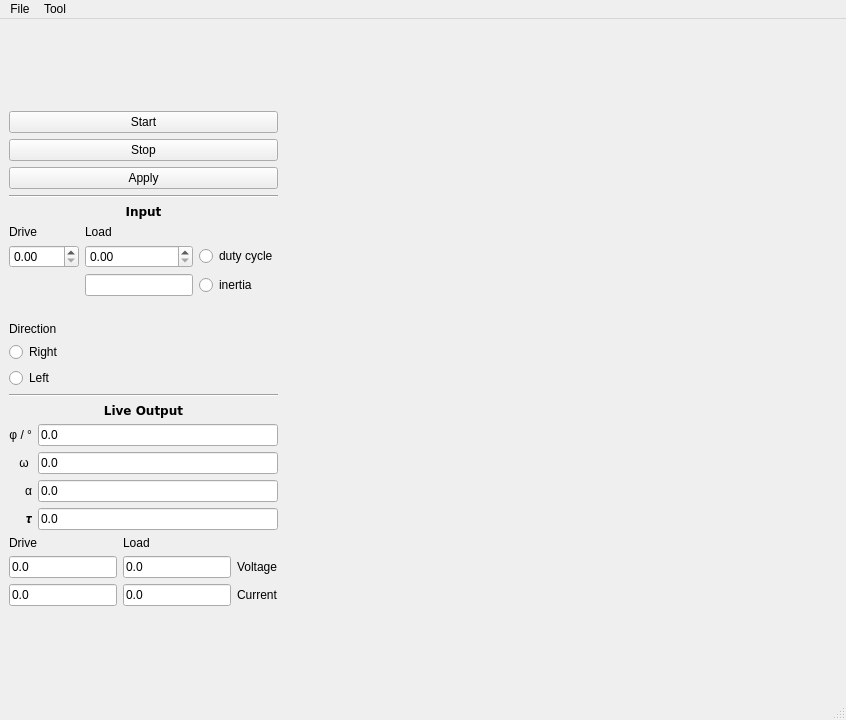
The window that mainwindow.ui (FabianTsch/labControl) describes before a commit, drawn with Qt 5.
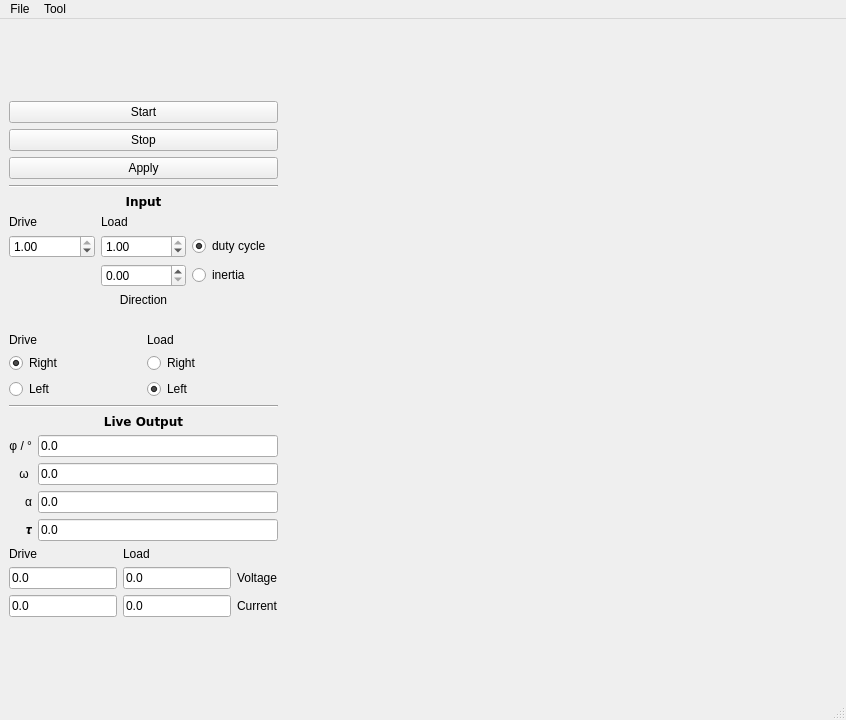
The same window after the commit.

What changed in the file:
```diff
--- a/mainwindow.ui
+++ b/mainwindow.ui
@@ -22,7 +22,7 @@
   <widget class="QWidget" name="centralwidget">
    <layout class="QHBoxLayout" name="horizontalLayout_2" stretch="0,1">
     <item>
-     <layout class="QVBoxLayout" name="verticalLayout_4" stretch="0,0,0,0,0,0,0,0,0,0,0">
+     <layout class="QVBoxLayout" name="verticalLayout_4" stretch="0,0,0,0,0,0,0,0,0,0,0,0,0">
       <property name="spacing">
        <number>6</number>
       </property>
@@ -106,18 +106,28 @@
       <item>
        <layout class="QGridLayout" name="gridLayout">
         <item row="1" column="1">
-         <widget class="QDoubleSpinBox" name="dutyCycleLoad"/>
+         <widget class="QDoubleSpinBox" name="dutyCycleLoad">
+          <property name="maximum">
+           <double>1.000000000000000</double>
+          </property>
+          <property name="singleStep">
+           <double>0.050000000000000</double>
+          </property>
+          <property name="value">
+           <double>1.000000000000000</double>
+          </property>
+         </widget>
         </item>
         <item row="1" column="0">
-         <widget class="QDoubleSpinBox" name="dutyCycleDrive"/>
-        </item>
-        <item row="2" column="1">
-         <widget class="QLineEdit" name="inertiaLoad">
-          <property name="sizePolicy">
-           <sizepolicy hsizetype="Fixed" vsizetype="Fixed">
-            <horstretch>0</horstretch>
-            <verstretch>0</verstretch>
-           </sizepolicy>
+         <widget class="QDoubleSpinBox" name="dutyCycleDrive">
+          <property name="maximum">
+           <double>1.000000000000000</double>
+          </property>
+          <property name="singleStep">
+           <double>0.050000000000000</double>
+          </property>
+          <property name="value">
+           <double>1.000000000000000</double>
           </property>
          </widget>
         </item>
@@ -139,6 +149,12 @@
           <property name="text">
            <string>duty cycle</string>
           </property>
+          <property name="checked">
+           <bool>true</bool>
+          </property>
+          <attribute name="buttonGroup">
+           <string notr="true">buttonGroup_2</string>
+          </attribute>
          </widget>
         </item>
         <item row="2" column="2">
@@ -161,32 +177,90 @@
           </property>
          </widget>
         </item>
+        <item row="2" column="1">
+         <widget class="QDoubleSpinBox" name="inertiaLoad"/>
+        </item>
        </layout>
       </item>
       <item>
-       <layout class="QVBoxLayout" name="verticalLayout_6">
+       <widget class="QLabel" name="label_13">
+        <property name="text">
+         <string>Direction</string>
+        </property>
+        <property name="alignment">
+         <set>Qt::AlignCenter</set>
+        </property>
+       </widget>
+      </item>
+      <item>
+       <layout class="QVBoxLayout" name="verticalLayout_6"/>
+      </item>
+      <item>
+       <layout class="QGridLayout" name="gridLayout_4">
         <property name="topMargin">
          <number>20</number>
         </property>
-        <item>
-         <widget class="QLabel" name="label_13">
+        <item row="0" column="0">
+         <widget class="QLabel" name="label_14">
           <property name="text">
-           <string>Direction</string>
+           <string>Drive</string>
           </property>
          </widget>
         </item>
-        <item>
-         <widget class="QRadioButton" name="directionRight">
+        <item row="1" column="0">
+         <widget class="QRadioButton" name="directionRightDrive">
           <property name="text">
            <string>Right</string>
           </property>
+          <property name="checked">
+           <bool>true</bool>
+          </property>
+          <attribute name="buttonGroup">
+           <string notr="true">buttonGroup</string>
+          </attribute>
          </widget>
         </item>
-        <item>
-         <widget class="QRadioButton" name="directionLeft">
+        <item row="2" column="0">
+         <widget class="QRadioButton" name="directionLeftDrive">
           <property name="text">
            <string>Left</string>
           </property>
+          <attribute name="buttonGroup">
+           <string notr="true">buttonGroup</string>
+          </attribute>
+         </widget>
+        </item>
+        <item row="0" column="1">
+         <widget class="QLabel" name="label_15">
+          <property name="text">
+           <string>Load</string>
+          </property>
+         </widget>
+        </item>
+        <item row="1" column="1">
+         <widget class="QRadioButton" name="directionRightLoad">
+          <property name="text">
+           <string>Right</string>
+          </property>
+          <property name="checked">
+           <bool>false</bool>
+          </property>
+          <attribute name="buttonGroup">
+           <string notr="true">buttonGroup_3</string>
+          </attribute>
+         </widget>
+        </item>
+        <item row="2" column="1">
+         <widget class="QRadioButton" name="directionLeftLoad">
+          <property name="text">
+           <string>Left</string>
+          </property>
+          <property name="checked">
+           <bool>true</bool>
+          </property>
+          <attribute name="buttonGroup">
+           <string notr="true">buttonGroup_3</string>
+          </attribute>
          </widget>
         </item>
        </layout>
```
Left out of the diff: 8 changed lines with no effect on the pictures.
